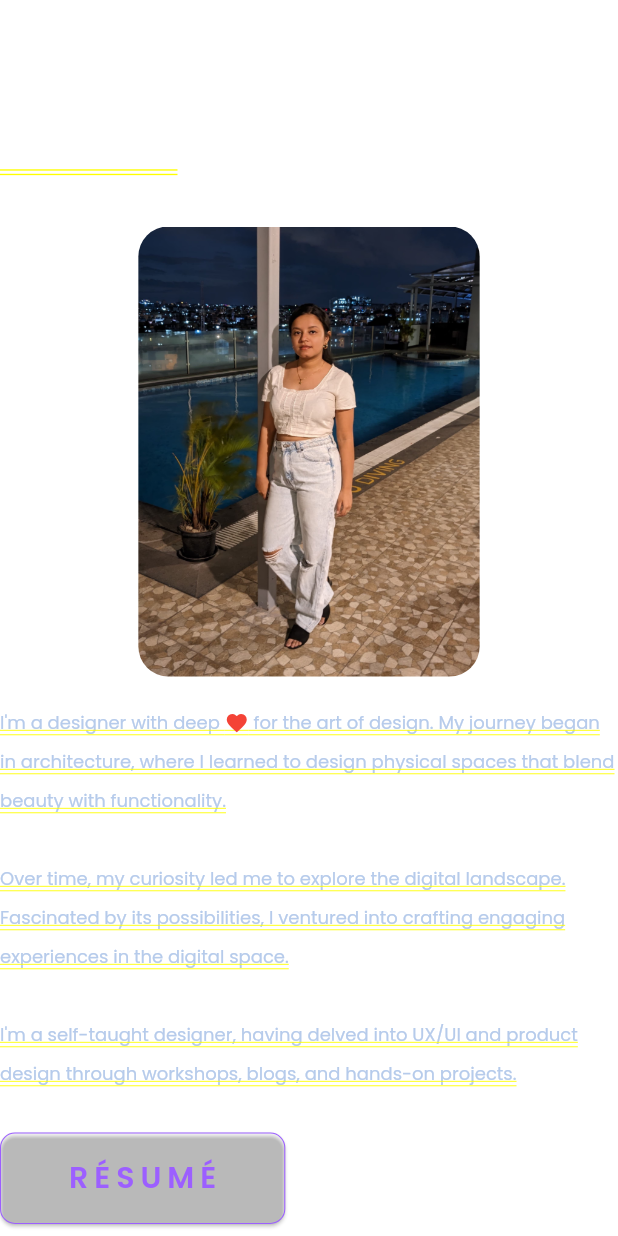
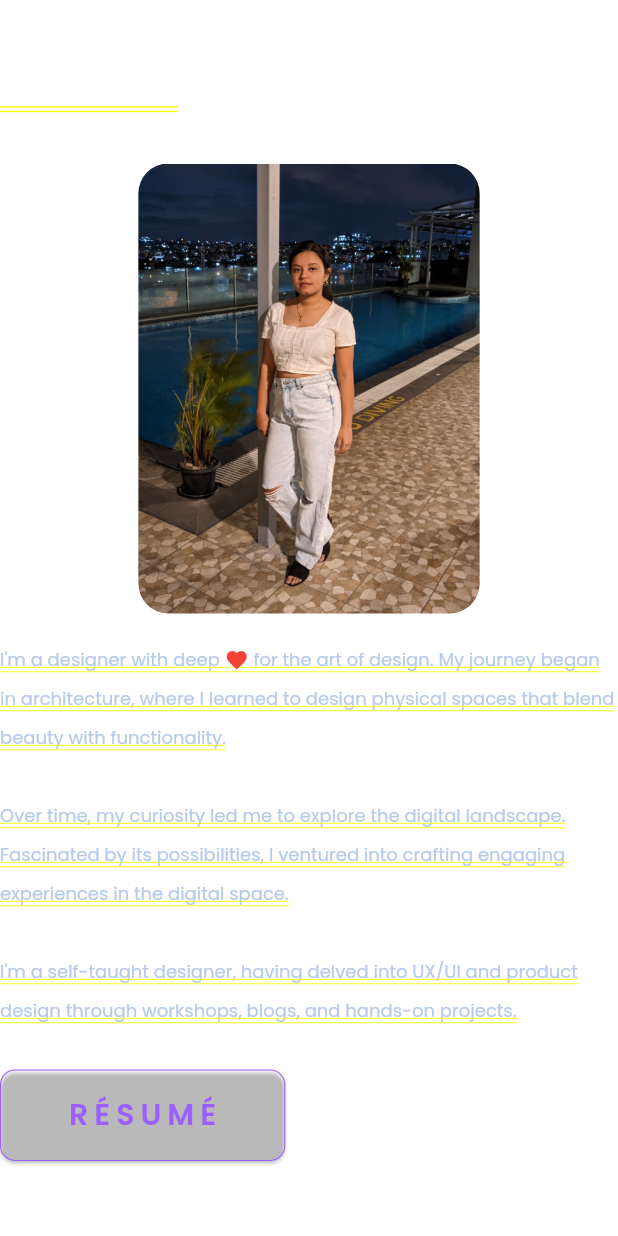
Before and after one commit to by-aparna/by-aparna.github.io, a Flutter app: the About screen opened by its route, on a phone screen of 412 x 824 dp. Run offline on Flutter 3.47's test engine with Material 3 defaults, Android fonts, the phone set to English and light mode, and no system bars; our stand-ins replace flutter_svg, google_fonts, responsive_framework; missing offline and left inert: animated_emoji.

Commit message:
fixed margin in resume

```diff
--- a/lib/view/home/pages/resume.dart
+++ b/lib/view/home/pages/resume.dart
@@ -20,7 +20,7 @@ class About extends StatelessWidget {
           crossAxisAlignment: CrossAxisAlignment.start,
           children: [
             const SizedBox(
-              height: 82,
+              height: 40,
             ),
             Text(
               'Meet Aparna',
```
